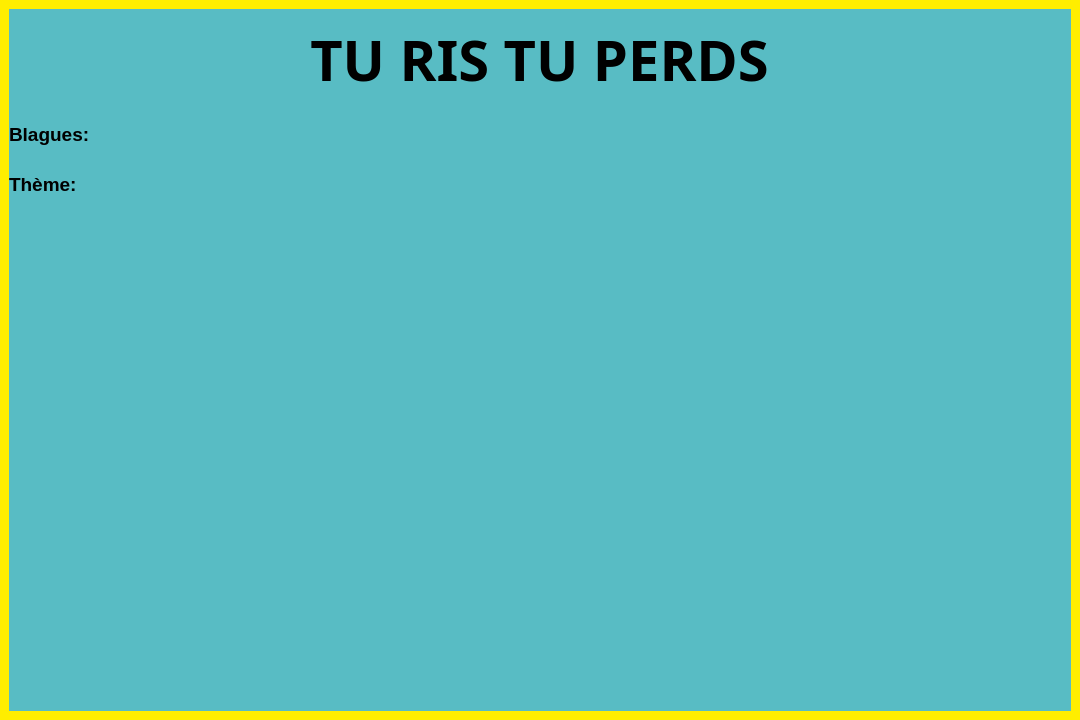
Old version of the form mainwindow.ui in the repository arcreane/c-tu-perds-tu-ris.
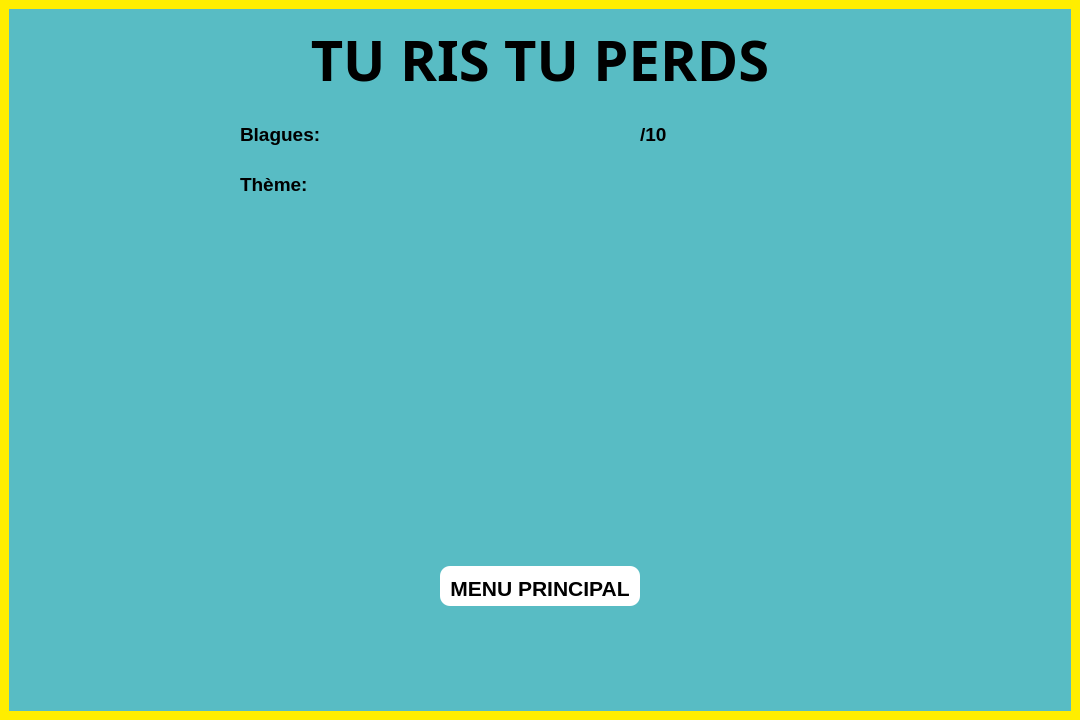
New version of the form. The open tabs and pages were chosen to show the change.

```diff
--- a/mainwindow.ui
+++ b/mainwindow.ui
@@ -488,14 +488,14 @@
           <height>701</height>
          </rect>
         </property>
-        <layout class="QGridLayout" name="gridLayout_3" columnstretch="0,0">
+        <layout class="QGridLayout" name="gridLayout_3" columnstretch="0,0,0">
          <property name="leftMargin">
           <number>0</number>
          </property>
          <property name="spacing">
           <number>0</number>
          </property>
-         <item row="0" column="0">
+         <item row="0" column="1">
           <layout class="QVBoxLayout" name="verticalLayout_8">
            <item>
             <widget class="QLabel" name="label_4">
@@ -527,48 +527,6 @@
               <layout class="QVBoxLayout" name="verticalLayout_10">
                <item>
                 <layout class="QGridLayout" name="gridLayout_4">
-                 <item row="0" column="0">
-                  <widget class="QLabel" name="label_8">
-                   <property name="maximumSize">
-                    <size>
-                     <width>16777215</width>
-                     <height>50</height>
-                    </size>
-                   </property>
-                   <property name="font">
-                    <font>
-                     <family>Arial</family>
-                     <pointsize>14</pointsize>
-                     <weight>75</weight>
-                     <bold>true</bold>
-                    </font>
-                   </property>
-                   <property name="text">
-                    <string>Blagues:</string>
-                   </property>
-                  </widget>
-                 </item>
-                 <item row="1" column="1">
-                  <widget class="QLabel" name="current_theme">
-                   <property name="maximumSize">
-                    <size>
-                     <width>16777215</width>
-                     <height>50</height>
-                    </size>
-                   </property>
-                   <property name="font">
-                    <font>
-                     <family>Arial</family>
-                     <pointsize>14</pointsize>
-                     <weight>75</weight>
-                     <bold>true</bold>
-                    </font>
-                   </property>
-                   <property name="text">
-                    <string/>
-                   </property>
-                  </widget>
-                 </item>
                  <item row="1" column="0">
                   <widget class="QLabel" name="label_7">
                    <property name="maximumSize">
@@ -600,12 +558,83 @@
                    </property>
                    <property name="font">
                     <font>
-                     <family>Poppins</family>
-                     <pointsize>16</pointsize>
+                     <family>Arial</family>
+                     <pointsize>14</pointsize>
+                     <weight>75</weight>
+                     <bold>true</bold>
                     </font>
                    </property>
                    <property name="text">
                     <string/>
+                   </property>
+                   <property name="alignment">
+                    <set>Qt::AlignRight|Qt::AlignTrailing|Qt::AlignVCenter</set>
+                   </property>
+                  </widget>
+                 </item>
+                 <item row="0" column="0">
+                  <widget class="QLabel" name="label_8">
+                   <property name="maximumSize">
+                    <size>
+                     <width>16777215</width>
+                     <height>50</height>
+                    </size>
+                   </property>
+                   <property name="font">
+                    <font>
+                     <family>Arial</family>
+                     <pointsize>14</pointsize>
+                     <weight>75</weight>
+                     <bold>true</bold>
+                    </font>
+                   </property>
+                   <property name="text">
+                    <string>Blagues:</string>
+                   </property>
+                  </widget>
+                 </item>
+                 <item row="0" column="2">
+                  <widget class="QLabel" name="label_12">
+                   <property name="maximumSize">
+                    <size>
+                     <width>16777215</width>
+                     <height>50</height>
+                    </size>
+                   </property>
+                   <property name="font">
+                    <font>
+                     <family>Arial</family>
+                     <pointsize>14</pointsize>
+                     <weight>75</weight>
+                     <bold>true</bold>
+                    </font>
+                   </property>
+                   <property name="text">
+                    <string>/10</string>
+                   </property>
+                  </widget>
+                 </item>
+                 <item row="1" column="1" colspan="2">
+                  <widget class="QLabel" name="current_theme">
+                   <property name="maximumSize">
+                    <size>
+                     <width>16777215</width>
+                     <height>50</height>
+                    </size>
+                   </property>
+                   <property name="font">
+                    <font>
+                     <family>Arial</family>
+                     <pointsize>14</pointsize>
+                     <weight>75</weight>
+                     <bold>true</bold>
+                    </font>
+                   </property>
+                   <property name="text">
+                    <string/>
+                   </property>
+                   <property name="alignment">
+                    <set>Qt::AlignCenter</set>
                    </property>
                   </widget>
                  </item>
@@ -616,31 +645,141 @@
              <item>
               <layout class="QVBoxLayout" name="verticalLayout_11">
                <item>
-                <widget class="QLabel" name="current_joke">
-                 <property name="maximumSize">
-                  <size>
-                   <width>1080</width>
-                   <height>500</height>
-                  </size>
-                 </property>
-                 <property name="font">
-                  <font>
-                   <family>MS Shell Dlg 2</family>
-                   <pointsize>20</pointsize>
-                   <weight>75</weight>
-                   <bold>true</bold>
-                  </font>
-                 </property>
-                 <property name="text">
-                  <string/>
-                 </property>
-                 <property name="alignment">
-                  <set>Qt::AlignCenter</set>
-                 </property>
-                 <property name="wordWrap">
-                  <bool>true</bool>
-                 </property>
-                </widget>
+                <layout class="QGridLayout" name="gridLayout_12">
+                 <item row="3" column="0">
+                  <spacer name="horizontalSpacer_7">
+                   <property name="orientation">
+                    <enum>Qt::Horizontal</enum>
+                   </property>
+                   <property name="sizeHint" stdset="0">
+                    <size>
+                     <width>40</width>
+                     <height>20</height>
+                    </size>
+                   </property>
+                  </spacer>
+                 </item>
+                 <item row="3" column="1" colspan="2">
+                  <widget class="QPushButton" name="back_to_menu">
+                   <property name="minimumSize">
+                    <size>
+                     <width>200</width>
+                     <height>40</height>
+                    </size>
+                   </property>
+                   <property name="maximumSize">
+                    <size>
+                     <width>16777215</width>
+                     <height>16777215</height>
+                    </size>
+                   </property>
+                   <property name="font">
+                    <font>
+                     <family>Arial</family>
+                     <pointsize>16</pointsize>
+                     <weight>75</weight>
+                     <bold>true</bold>
+                    </font>
+                   </property>
+                   <property name="contextMenuPolicy">
+                    <enum>Qt::NoContextMenu</enum>
+                   </property>
+                   <property name="styleSheet">
+                    <string notr="true">background-color: rgb(255, 255, 255);
+border-radius: 10px;
+padding-top: 5px</string>
+                   </property>
+                   <property name="text">
+                    <string>MENU PRINCIPAL</string>
+                   </property>
+                  </widget>
+                 </item>
+                 <item row="3" column="3">
+                  <spacer name="horizontalSpacer_8">
+                   <property name="orientation">
+                    <enum>Qt::Horizontal</enum>
+                   </property>
+                   <property name="sizeHint" stdset="0">
+                    <size>
+                     <width>40</width>
+                     <height>20</height>
+                    </size>
+                   </property>
+                  </spacer>
+                 </item>
+                 <item row="2" column="0" colspan="4">
+                  <widget class="QLabel" name="label_10">
+                   <property name="minimumSize">
+                    <size>
+                     <width>0</width>
+                     <height>50</height>
+                    </size>
+                   </property>
+                   <property name="text">
+                    <string/>
+                   </property>
+                  </widget>
+                 </item>
+                 <item row="1" column="0" colspan="4">
+                  <widget class="QLabel" name="current_joke">
+                   <property name="minimumSize">
+                    <size>
+                     <width>600</width>
+                     <height>100</height>
+                    </size>
+                   </property>
+                   <property name="maximumSize">
+                    <size>
+                     <width>1080</width>
+                     <height>500</height>
+                    </size>
+                   </property>
+                   <property name="font">
+                    <font>
+                     <family>MS Shell Dlg 2</family>
+                     <pointsize>20</pointsize>
+                     <weight>75</weight>
+                     <bold>true</bold>
+                    </font>
+                   </property>
+                   <property name="text">
+                    <string/>
+                   </property>
+                   <property name="alignment">
+                    <set>Qt::AlignCenter</set>
+                   </property>
+                   <property name="wordWrap">
+                    <bool>true</bool>
+                   </property>
+                  </widget>
+                 </item>
+                 <item row="0" column="0" colspan="4">
+                  <widget class="QLabel" name="label_11">
+                   <property name="minimumSize">
+                    <size>
+                     <width>0</width>
+                     <height>150</height>
+                    </size>
+                   </property>
+                   <property name="text">
+                    <string/>
+                   </property>
+                  </widget>
+                 </item>
+                 <item row="4" column="0" colspan="4">
+                  <widget class="QLabel" name="label_9">
+                   <property name="minimumSize">
+                    <size>
+                     <width>0</width>
+                     <height>50</height>
+                    </size>
+                   </property>
+                   <property name="text">
+                    <string/>
+                   </property>
+                  </widget>
+                 </item>
+                </layout>
                </item>
               </layout>
              </item>
@@ -648,6 +787,32 @@
            </item>
           </layout>
          </item>
+         <item row="0" column="0">
+          <spacer name="horizontalSpacer">
+           <property name="orientation">
+            <enum>Qt::Horizontal</enum>
+           </property>
+           <property name="sizeHint" stdset="0">
+            <size>
+             <width>40</width>
+             <height>20</height>
+            </size>
+           </property>
+          </spacer>
+         </item>
+         <item row="0" column="2">
+          <spacer name="horizontalSpacer_2">
+           <property name="orientation">
+            <enum>Qt::Horizontal</enum>
+           </property>
+           <property name="sizeHint" stdset="0">
+            <size>
+             <width>40</width>
+             <height>20</height>
+            </size>
+           </property>
+          </spacer>
+         </item>
         </layout>
        </widget>
       </widget>
```
Left out of the diff: 2 changed lines with no effect on the pictures.
